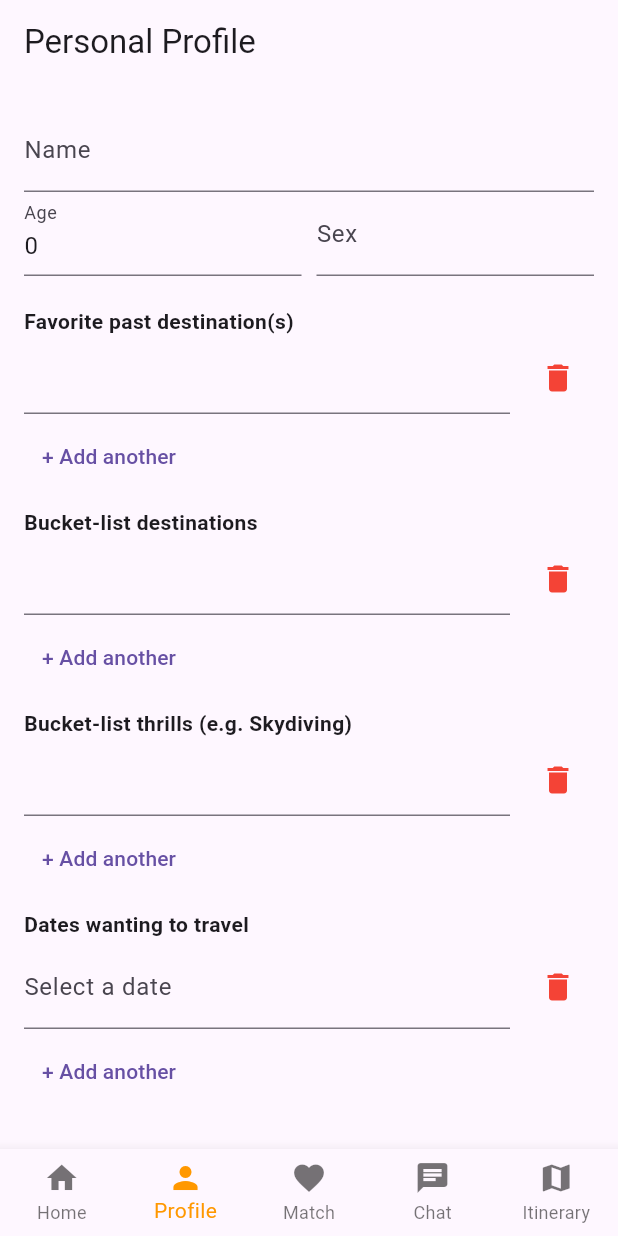
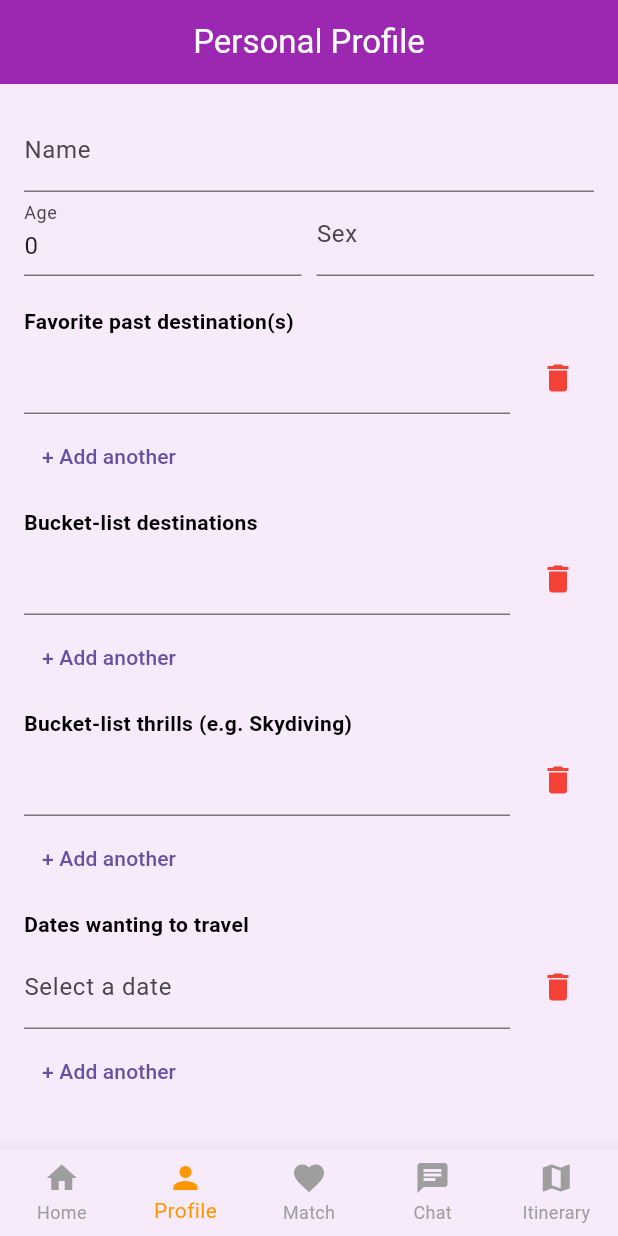
Before and after one commit to YummyFrog/Travel-Buddies-App-MAD, a Flutter app: the screen it shows once a user with an empty profile is signed in, item 2 of the bottom bar chosen, on a phone screen of 412 x 824 dp. Run offline on Flutter 3.47's test engine with Material 3 defaults, Android fonts, the phone set to English and light mode, and no system bars; our stand-ins replace cloud_firestore, firebase_auth, firebase_core, firebase_messaging, geocoding, geolocator and 1 more; missing offline and left inert: google_maps_webservice, google_place; accounts and stored records are empty; network calls fail.

Commit message:
added a purple theme to the whole app to give a more complete and aesthetic look

```diff
--- a/lib/main.dart
+++ b/lib/main.dart
@@ -18,8 +18,33 @@ class TravelBuddyApp extends StatelessWidget {
     return MaterialApp(
       title: 'Travel Buddy',
       debugShowCheckedModeBanner: false,
-      theme: ThemeData(primarySwatch: Colors.orange),
-      home: AuthWrapper(),
+      theme: ThemeData(
+        primarySwatch: Colors.purple,
+        scaffoldBackgroundColor: Color(0xFFF6EAFB), // light purple background
+        appBarTheme: const AppBarTheme(
+          backgroundColor: Colors.purple,
+          foregroundColor: Colors.white,
+          centerTitle: true,
+          elevation: 0,
+        ),
+        textTheme: const TextTheme(
+          titleLarge: TextStyle(color: Colors.white),
+          bodyMedium: TextStyle(color: Colors.black),
+        ),
+        elevatedButtonTheme: ElevatedButtonThemeData(
+          style: ElevatedButton.styleFrom(
+            backgroundColor: Colors.purple,
+            foregroundColor: Colors.white,
+          ),
+        ),
+        iconTheme: const IconThemeData(color: Colors.purple),
+        bottomNavigationBarTheme: const BottomNavigationBarThemeData(
+          backgroundColor: Color(0xFFF6EAFB),
+          selectedItemColor: Colors.deepOrange,
+          unselectedItemColor: Colors.grey,
+        ),
+      ),
+      home: const AuthWrapper(),
     );
   }
 }
@@ -35,9 +60,9 @@ class AuthWrapper extends StatelessWidget {
         if (snapshot.connectionState == ConnectionState.waiting) {
           return const Center(child: CircularProgressIndicator());
         } else if (snapshot.hasData) {
-          return const HomeScreen(); // Once logged in
+          return const HomeScreen();
         } else {
-          return const LoginScreen(); // Not logged in
+          return const LoginScreen();
         }
       },
     );
```
